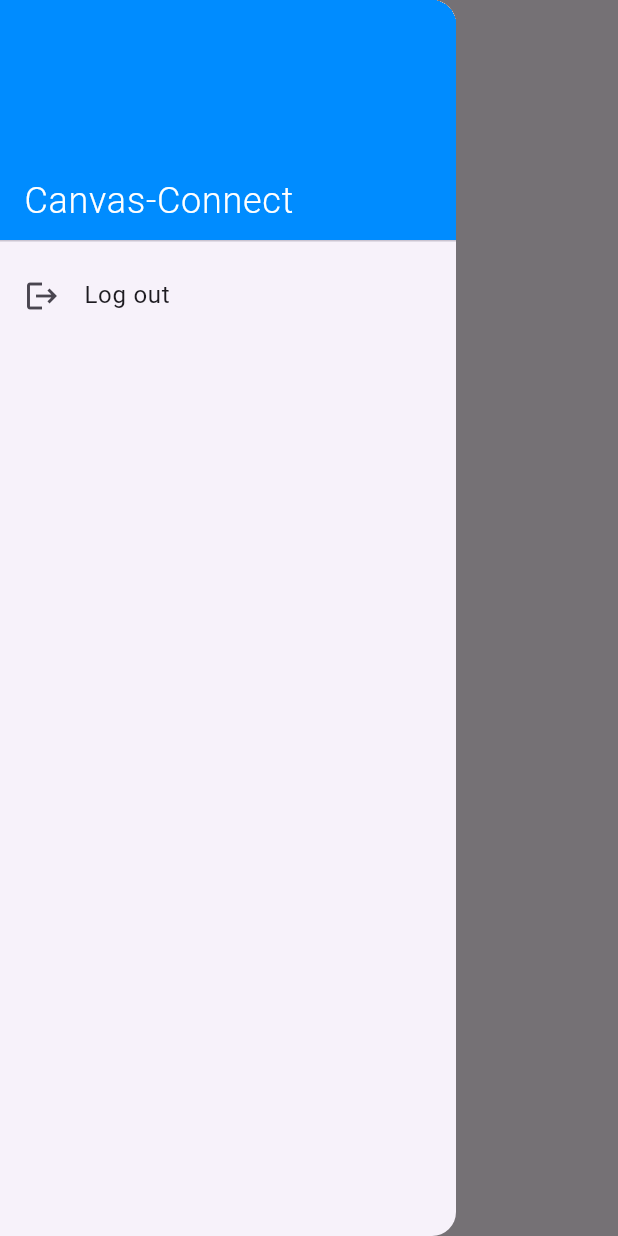
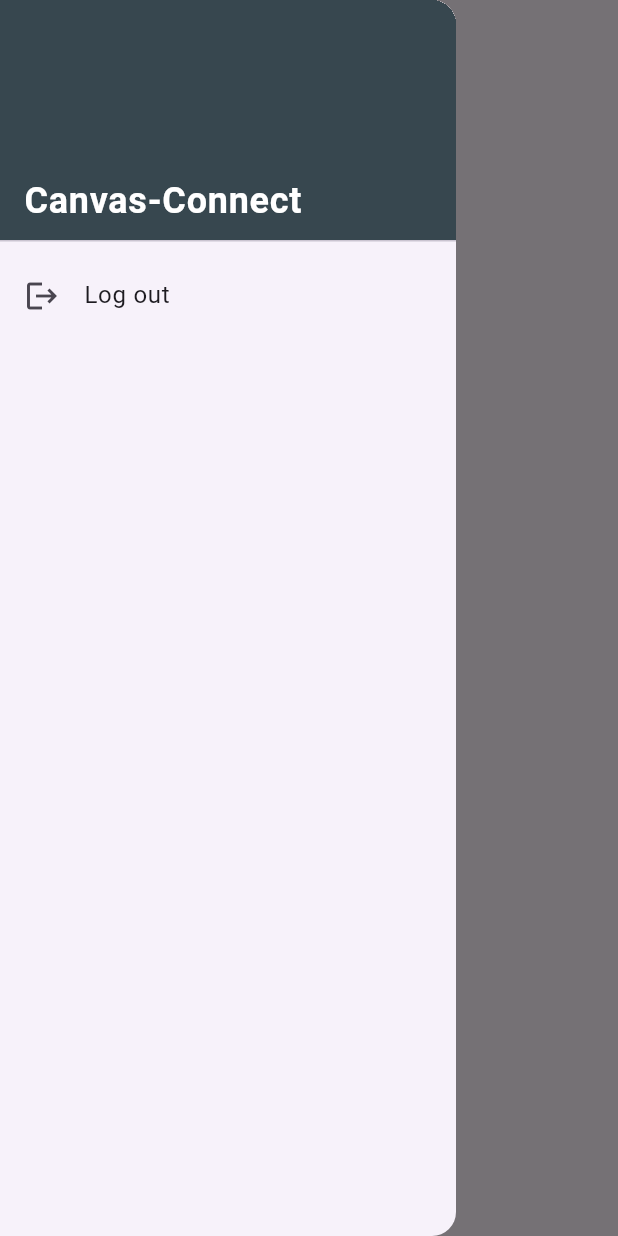
Before and after one commit to FurqanBhat/Canvas-Connect, a Flutter app: the CourseList screen opened directly, with the side drawer open, on a phone screen of 412 x 824 dp. Run offline on Flutter 3.47's test engine with Material 3 defaults, Android fonts, the phone set to English and light mode, and no system bars; our stand-ins replace flutter_spinkit, shared_preferences; accounts and stored records are empty.

Commit message:
made canvas.agu.edu.tr as default domain name and fixed color inconsistencies

```diff
--- a/lib/screen/course_list.dart
+++ b/lib/screen/course_list.dart
@@ -19,7 +19,7 @@ class CourseList extends StatelessWidget {
           children: [
             DrawerHeader(
                 decoration: BoxDecoration(
-                  color: Theme.of(context).primaryColor
+                  color: Colors.blueGrey.shade800,
                 ),
                 child: const Align(
                   alignment: Alignment.bottomLeft,
@@ -28,23 +28,21 @@ class CourseList extends StatelessWidget {
                     style: TextStyle(
                       color: Colors.white,
                       fontSize: 24.0,
-                      fontWeight: FontWeight.w300,
+                      fontWeight: FontWeight.w700,
                     ),
                   ),
-                )
-              ),
+                )),
             ListTile(
               leading: const Icon(Icons.logout),
               title: const Text("Log out"),
               onTap: () {
                 LoginModel.logOut();
-                  Navigator.of(context).push(
-                  MaterialPageRoute(builder: (context) => const LoginScreen()));
+                Navigator.of(context).push(MaterialPageRoute(
+                    builder: (context) => const LoginScreen()));
               },
             )
           ],
-          )
-        ),
+        )),
         body: ListView.builder(
           padding: const EdgeInsets.all(8.0),
           itemCount: CoursesModel.courses.length,
@@ -92,12 +90,10 @@ class CourseList extends StatelessWidget {
                               /* Quick access buttons */
                               IconButton(
                                   icon: const Icon(Icons.announcement),
-                                  onPressed: () {}
-                              ),
+                                  onPressed: () {}),
                               IconButton(
                                   icon: const Icon(Icons.check_box),
-                                  onPressed: () {}
-                              ),
+                                  onPressed: () {}),
                             ]),
                             const SizedBox(width: 8.0)
                           ],
```
Also changed, not shown: lib/models/LoginModel.dart (+33 -25 lines). Lines whose indentation alone changed are shown as unchanged.
